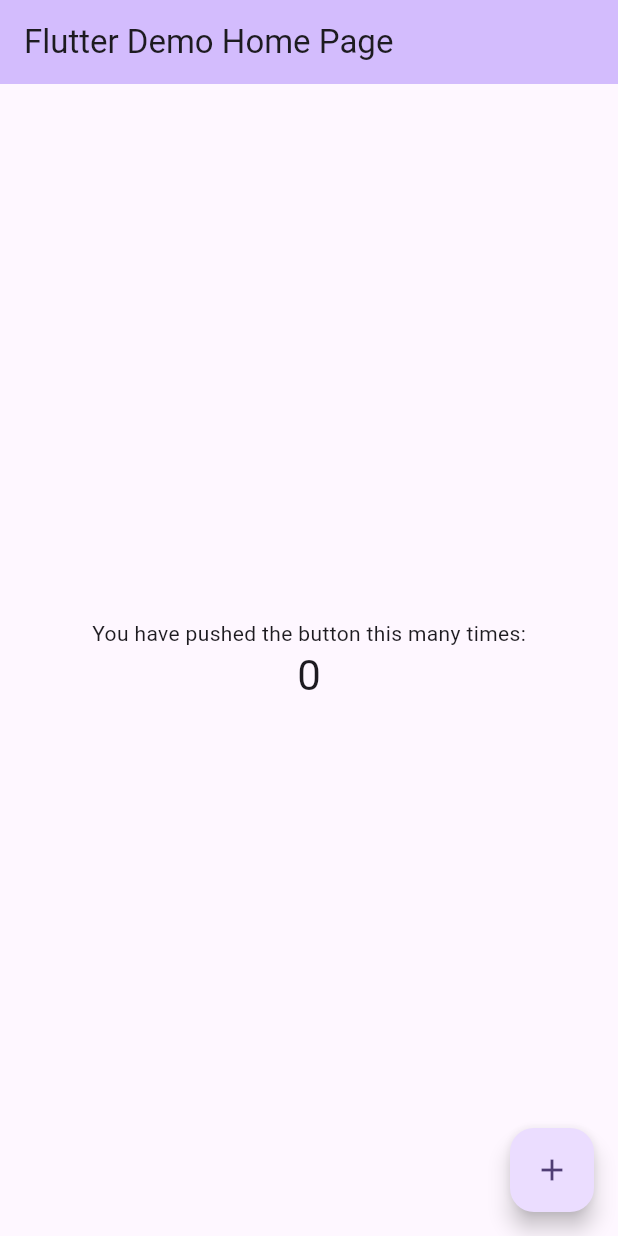
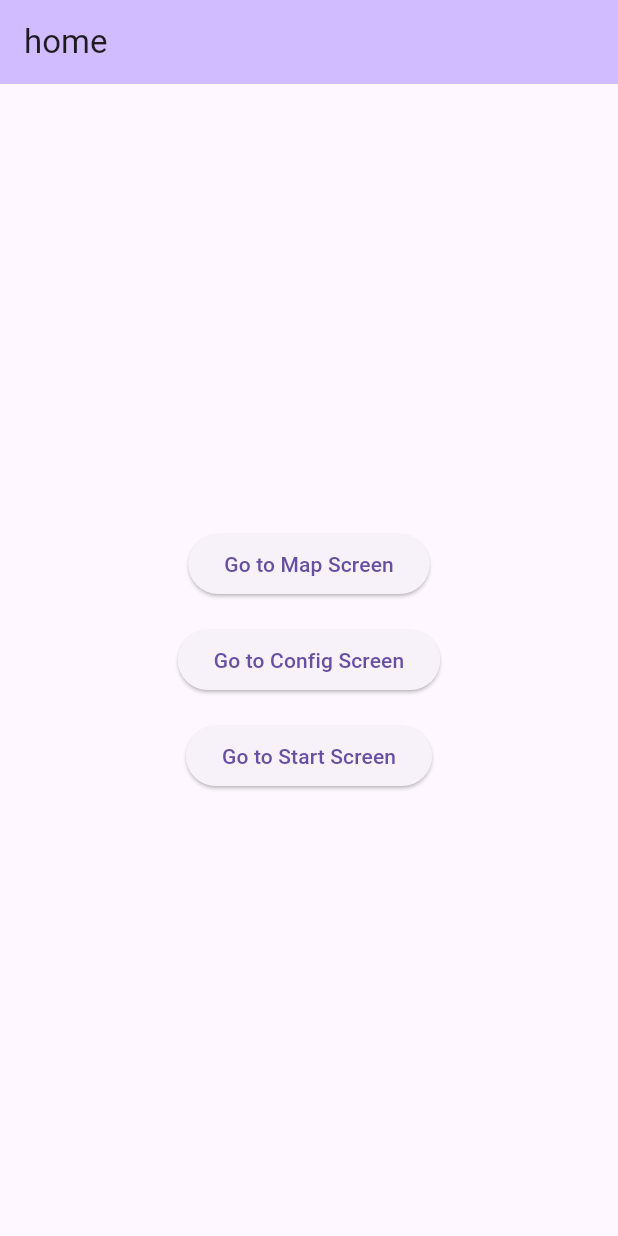
Before and after one commit to akari517/HappyCode, a Flutter app: the screen it shows after launch, on a phone screen of 412 x 824 dp. Run offline on Flutter 3.47's test engine with Material 3 defaults, Android fonts, the phone set to English and light mode, and no system bars; our stand-ins replace go_router.

Commit message:
basic screen navigation

```diff
--- a/lib/main.dart
+++ b/lib/main.dart
@@ -1,4 +1,6 @@
 import 'package:flutter/material.dart';
+import 'package:go_router/go_router.dart';
+import 'package:happy_code/router.dart';
 
 void main() {
   runApp(const MyApp());
@@ -10,113 +12,142 @@ class MyApp extends StatelessWidget {
   // This widget is the root of your application.
   @override
   Widget build(BuildContext context) {
-    return MaterialApp(
+    return MaterialApp.router(
+      routerConfig: Routerrr,
+      theme: ThemeData(appBarTheme: AppBarTheme(color: Colors.amber[400])),
       title: 'Flutter Demo',
-      theme: ThemeData(
-        // This is the theme of your application.
-        //
-        // TRY THIS: Try running your application with "flutter run". You'll see
-        // the application has a purple toolbar. Then, without quitting the app,
-        // try changing the seedColor in the colorScheme below to Colors.green
-        // and then invoke "hot reload" (save your changes or press the "hot
-        // reload" button in a Flutter-supported IDE, or press "r" if you used
-        // the command line to start the app).
-        //
-        // Notice that the counter didn't reset back to zero; the application
-        // state is not lost during the reload. To reset the state, use hot
-        // restart instead.
-        //
-        // This works for code too, not just values: Most code changes can be
-        // tested with just a hot reload.
-        colorScheme: ColorScheme.fromSeed(seedColor: Colors.deepPurple),
-      ),
-      home: const MyHomePage(title: 'Flutter Demo Home Page'),
     );
   }
 }
 
-class MyHomePage extends StatefulWidget {
-  const MyHomePage({super.key, required this.title});
-
-  // This widget is the home page of your application. It is stateful, meaning
-  // that it has a State object (defined below) that contains fields that affect
-  // how it looks.
-
-  // This class is the configuration for the state. It holds the values (in this
-  // case the title) provided by the parent (in this case the App widget) and
-  // used by the build method of the State. Fields in a Widget subclass are
-  // always marked "final".
-
+class HomeScreen extends StatelessWidget {
+  const HomeScreen({super.key, required this.title});
   final String title;
 
   @override
-  State<MyHomePage> createState() => _MyHomePageState();
-}
-
-class _MyHomePageState extends State<MyHomePage> {
-  int _counter = 0;
-
-  void _incrementCounter() {
-    setState(() {
-      // This call to setState tells the Flutter framework that something has
-      // changed in this State, which causes it to rerun the build method below
-      // so that the display can reflect the updated values. If we changed
-      // _counter without calling setState(), then the build method would not be
-      // called again, and so nothing would appear to happen.
-      _counter++;
-    });
-  }
-
-  @override
   Widget build(BuildContext context) {
-    // This method is rerun every time setState is called, for instance as done
-    // by the _incrementCounter method above.
-    //
-    // The Flutter framework has been optimized to make rerunning build methods
-    // fast, so that you can just rebuild anything that needs updating rather
-    // than having to individually change instances of widgets.
     return Scaffold(
       appBar: AppBar(
-        // TRY THIS: Try changing the color here to a specific color (to
-        // Colors.amber, perhaps?) and trigger a hot reload to see the AppBar
-        // change color while the other colors stay the same.
         backgroundColor: Theme.of(context).colorScheme.inversePrimary,
-        // Here we take the value from the MyHomePage object that was created by
-        // the App.build method, and use it to set our appbar title.
-        title: Text(widget.title),
+        title: Text(title),
       ),
       body: Center(
-        // Center is a layout widget. It takes a single child and positions it
-        // in the middle of the parent.
         child: Column(
-          // Column is also a layout widget. It takes a list of children and
-          // arranges them vertically. By default, it sizes itself to fit its
-          // children horizontally, and tries to be as tall as its parent.
-          //
-          // Column has various properties to control how it sizes itself and
-          // how it positions its children. Here we use mainAxisAlignment to
-          // center the children vertically; the main axis here is the vertical
-          // axis because Columns are vertical (the cross axis would be
-          // horizontal).
-          //
-          // TRY THIS: Invoke "debug painting" (choose the "Toggle Debug Paint"
-          // action in the IDE, or press "p" in the console), to see the
-          // wireframe for each widget.
           mainAxisAlignment: MainAxisAlignment.center,
           children: <Widget>[
-            const Text('You have pushed the button this many times:'),
-            Text(
-              '$_counter',
-              style: Theme.of(context).textTheme.headlineMedium,
+            // Map 画面に遷移するボタン
+            ElevatedButton(
+              onPressed: () {
+                context.go('/map');
+              },
+              child: const Text('Go to Map Screen'),
+            ),
+            const SizedBox(height: 16), // ボタン間の余白
+            // Config 画面に遷移するボタン
+            ElevatedButton(
+              onPressed: () {
+                context.go('/configs');
+              },
+              child: const Text('Go to Config Screen'),
+            ),
+            const SizedBox(height: 16), // ボタン間の余白
+            // Start 画面に遷移するボタン
+            ElevatedButton(
+              onPressed: () {
+                context.go('/start');
+              },
+              child: const Text('Go to Start Screen'),
             ),
           ],
         ),
       ),
-      floatingActionButton: FloatingActionButton(
-        onPressed: _incrementCounter,
-        tooltip: 'Increment',
-        child: const Icon(Icons.add),
-      ), // This trailing comma makes auto-formatting nicer for build methods.
     );
   }
 }
+
+class ConfigScreen extends StatelessWidget {
+  const ConfigScreen({super.key, required this.title});
+  final String title;
+
+  @override
+  Widget build(BuildContext context) {
+    return Scaffold(
+      appBar: AppBar(
+        backgroundColor: Theme.of(context).colorScheme.inversePrimary,
+        title: Text(title),
+      ),
+      body: Center(
+        child: Column(
+          mainAxisAlignment: MainAxisAlignment.center,
+          children: <Widget>[
+            ElevatedButton(
+              onPressed: () {
+                // GoRouter で /details に遷移
+                context.go('/');
+              },
+              child: const Text('Go to Home Screen'),
+            ),
+          ],
+        ),
+      ),
+    );
+  }
+}
+
+class MapScreen extends StatelessWidget {
+  const MapScreen({super.key, required this.title});
+  final String title;
+
+  @override
+  Widget build(BuildContext context) {
+    return Scaffold(
+      appBar: AppBar(
+        backgroundColor: Theme.of(context).colorScheme.inversePrimary,
+        title: Text(title),
+      ),
+      body: Center(
+        child: Column(
+          mainAxisAlignment: MainAxisAlignment.center,
+          children: <Widget>[
+            ElevatedButton(
+              onPressed: () {
+                // GoRouter で /details に遷移
+                context.go('/');
+              },
+              child: const Text('Go to Home Screen'),
+            ),
+          ],
+        ),
+      ),
+    );
+  }
+}
+
+class StartScreen extends StatelessWidget {
+  const StartScreen({super.key, required this.title});
+  final String title;
+
+  @override
+  Widget build(BuildContext context) {
+    return Scaffold(
+      appBar: AppBar(
+        backgroundColor: Theme.of(context).colorScheme.inversePrimary,
+        title: Text(title),
+      ),
+      body: Center(
+        child: Column(
+          mainAxisAlignment: MainAxisAlignment.center,
+          children: <Widget>[
+            ElevatedButton(
+              onPressed: () {
+                // GoRouter で /details に遷移
+                context.go('/');
+              },
+              child: const Text('Go to Home Screen'),
+            ),
+          ],
+        ),
+      ),
+    );
+  }
+}
--- /dev/null
+++ b/lib/router.dart
@@ -0,0 +1,32 @@
+import 'package:flutter/material.dart';
+import 'package:go_router/go_router.dart';
+import 'package:happy_code/main.dart';
+
+final GoRouter Routerrr = GoRouter(
+  routes: <GoRoute>[
+    GoRoute(
+      path: '/',
+      builder:
+          (BuildContext context, GoRouterState state) =>
+              HomeScreen(title: 'home'),
+    ),
+    GoRoute(
+      path: '/configs',
+      builder:
+          (BuildContext context, GoRouterState state) =>
+              ConfigScreen(title: 'config'),
+    ),
+    GoRoute(
+      path: '/map',
+      builder:
+          (BuildContext context, GoRouterState state) =>
+              MapScreen(title: 'map'),
+    ),
+    GoRoute(
+      path: '/start',
+      builder:
+          (BuildContext context, GoRouterState state) =>
+              StartScreen(title: 'start'),
+    ),
+  ],
+);
--- a/pubspec.yaml
+++ b/pubspec.yaml
@@ -34,6 +34,7 @@ dependencies:
   # The following adds the Cupertino Icons font to your application.
   # Use with the CupertinoIcons class for iOS style icons.
   cupertino_icons: ^1.0.8
+  go_router: ^16.2.1
 
 dev_dependencies:
   flutter_test:
```
Also changed, not shown: pubspec.lock, 1 other file.
